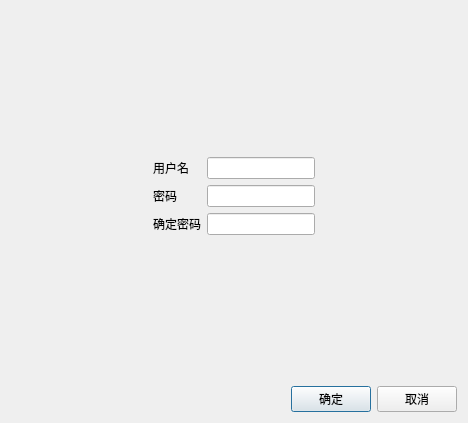
Above: LxDairy/src/RegisterDialog.ui from leishengxie/FengZhiHong before the change. Below: the same form after it.
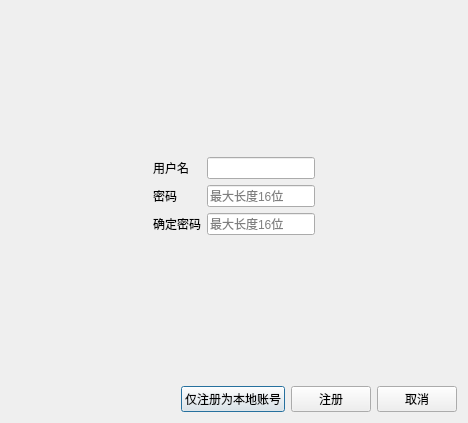
That is the form after the change.

Patch:
```diff
--- a/LxDairy/src/RegisterDialog.ui
+++ b/LxDairy/src/RegisterDialog.ui
@@ -59,6 +59,9 @@
          <property name="echoMode">
           <enum>QLineEdit::Password</enum>
          </property>
+         <property name="placeholderText">
+          <string>最大长度16位</string>
+         </property>
         </widget>
        </item>
        <item row="4" column="0">
@@ -73,6 +76,9 @@
          <property name="echoMode">
           <enum>QLineEdit::Password</enum>
          </property>
+         <property name="placeholderText">
+          <string>最大长度16位</string>
+         </property>
         </widget>
        </item>
        <item row="2" column="0">
@@ -130,7 +136,14 @@
      <item>
       <widget class="QPushButton" name="btnOK">
        <property name="text">
-        <string>确定</string>
+        <string>仅注册为本地账号</string>
+       </property>
+      </widget>
+     </item>
+     <item>
+      <widget class="QPushButton" name="btnRegister">
+       <property name="text">
+        <string>注册</string>
        </property>
       </widget>
      </item>
```
Left out of the diff: 12 changed lines with no effect on the pictures.
